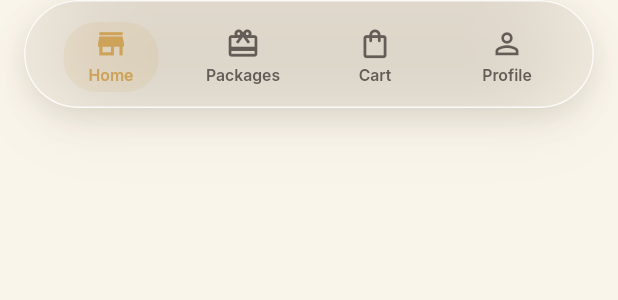
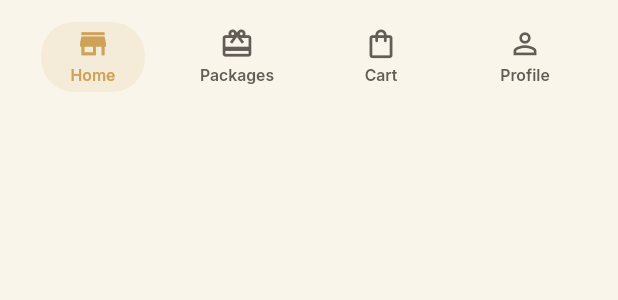
Before and after one commit to jevxo26/FONDO-APP, a Flutter app: the GlassTabBar widget shown alone on an empty page, opened directly with empty values, on a phone screen of 412 x 824 dp. Shown: the top 300 px of the screen. Run offline on Flutter 3.47's test engine with Material 3 defaults, Android fonts, the phone set to English and light mode, and no system bars; our stand-ins replace dio, flutter_riverpod, flutter_secure_storage, go_router, google_fonts, logger; accounts and stored records are empty.

Commit message:
fix(nav): strip outer container and padding from glass tab bar, fix tests

```diff
--- a/lib/core/widgets/glass_tab_bar.dart
+++ b/lib/core/widgets/glass_tab_bar.dart
@@ -52,42 +52,8 @@ class GlassTabBar extends ConsumerWidget {
       ),
     ];
 
-    final bottomInset = media.padding.bottom;
-
-    return Padding(
-      padding: EdgeInsets.fromLTRB(
-        16,
-        0,
-        16,
-        bottomInset > 0 ? bottomInset + 6 : 14,
-      ),
-      child: Container(
+    return SizedBox(
       height: _height,
-        decoration: BoxDecoration(
-          borderRadius: BorderRadius.circular(_radius),
-          boxShadow: [
-            BoxShadow(
-              color: AppColors.primary.withValues(alpha: 0.08),
-              offset: const Offset(0, 2),
-              blurRadius: 24,
-              spreadRadius: -4,
-            ),
-            BoxShadow(
-              color: (isDark ? Colors.black : const Color(0x1F1E1A16))
-                  .withValues(alpha: isDark ? 0.40 : 0.12),
-              offset: const Offset(0, 6),
-              blurRadius: 18,
-              spreadRadius: -2,
-            ),
-            BoxShadow(
-              color: (isDark ? Colors.black : const Color(0x0F1E1A16))
-                  .withValues(alpha: isDark ? 0.30 : 0.06),
-              offset: const Offset(0, 18),
-              blurRadius: 40,
-              spreadRadius: -8,
-            ),
-          ],
-        ),
       child: ClipRRect(
         borderRadius: BorderRadius.circular(_radius),
         child: BackdropFilter(
@@ -95,19 +61,12 @@ class GlassTabBar extends ConsumerWidget {
           child: DecoratedBox(
             decoration: BoxDecoration(
               borderRadius: BorderRadius.circular(_radius),
-                border: Border.all(
-                  color: isDark
-                      ? Colors.white.withValues(alpha: 0.10)
-                      : Colors.white.withValues(alpha: 0.85),
-                  width: 1,
-                ),
             ),
             child: _GlassBarBody(
               currentIndex: currentIndex,
               onTap: onTap,
               items: items,
               isDark: isDark,
-              ),
             ),
           ),
         ),
```
Also changed, not shown: 1 other file. Lines whose indentation alone changed are shown as unchanged.
